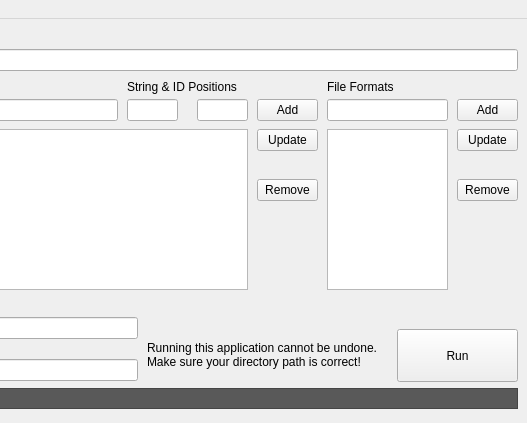
MjnMixael/Etemenanki, file Etemenanki/Etemenanki.ui: the form before one commit; both pictures show x 363 to 890 and y 0 to 423 of the 890 by 423 pixel window.
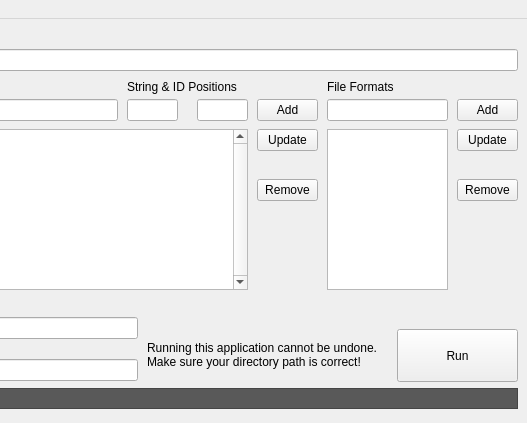
The form after the commit.

Commit message: Add enable/disable checkboxes for regex items

The edit to the form file:
```diff
--- a/Etemenanki/Etemenanki.ui
+++ b/Etemenanki/Etemenanki.ui
@@ -605,6 +605,9 @@
       <height>161</height>
      </rect>
     </property>
+    <property name="verticalScrollBarPolicy">
+     <enum>Qt::ScrollBarAlwaysOn</enum>
+    </property>
     <property name="horizontalScrollBarPolicy">
      <enum>Qt::ScrollBarAlwaysOff</enum>
     </property>
@@ -612,13 +615,13 @@
      <bool>true</bool>
     </property>
     <property name="columnCount">
-     <number>3</number>
+     <number>4</number>
     </property>
     <attribute name="horizontalHeaderVisible">
      <bool>false</bool>
     </attribute>
     <attribute name="horizontalHeaderMinimumSectionSize">
-     <number>49</number>
+     <number>15</number>
     </attribute>
     <attribute name="horizontalHeaderDefaultSectionSize">
      <number>298</number>
@@ -635,6 +638,7 @@
     <column/>
     <column/>
     <column/>
+    <column/>
    </widget>
    <widget class="QLineEdit" name="position_id_line_edit">
     <property name="geometry">
```
Left out of the diff: 2 changed lines with no effect on the pictures. The commit also changes 2 other files.
